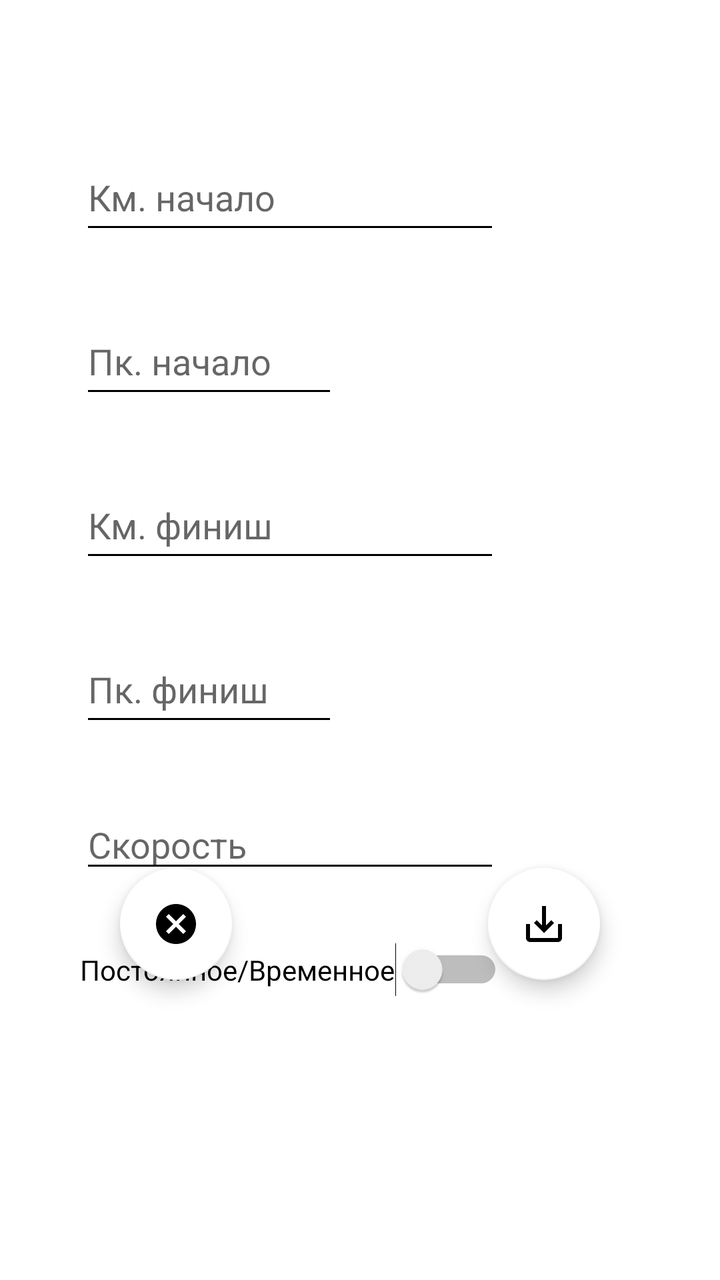
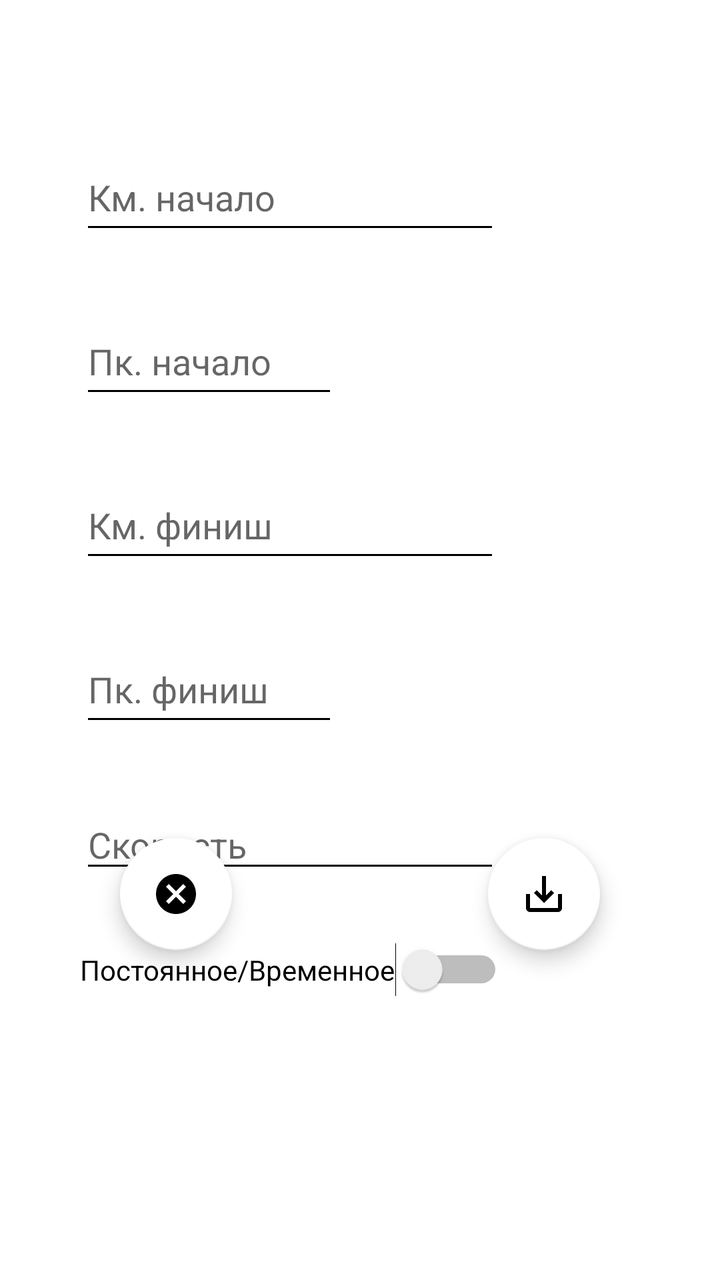

Compare the two renders of this Android layout. The source of the first and the diff that turns it into the second are given below.
<!-- AndroidManifest.xml: application theme Base.Theme.My_Gps_Assistant -->
<!-- res/layout/fragment_add_limitations_chet.xml -->
<?xml version="1.0" encoding="utf-8"?>
<androidx.constraintlayout.widget.ConstraintLayout
    xmlns:android="http://schemas.android.com/apk/res/android"
    xmlns:app="http://schemas.android.com/apk/res-auto"
    xmlns:tools="http://schemas.android.com/tools"
    android:layout_width="match_parent"
    android:layout_height="match_parent"
    android:background="#FFFFFF"
    tools:context=".fragments.chet.limitation.add.AddLimitationsFragmentChet">

    <EditText
        android:id="@+id/ed_start_limitations_chet"
        android:layout_width="0dp"
        android:layout_height="50dp"
        android:layout_marginStart="40dp"
        android:layout_marginTop="72dp"
        android:ems="10"
        android:hint="@string/fragment_add_km_start_limitations_chet"
        android:importantForAutofill="no"
        android:inputType="number"
        android:maxLength="4"
        android:textColor="#000000"
        app:layout_constraintStart_toStartOf="parent"
        app:layout_constraintTop_toTopOf="parent"
        tools:ignore="DuplicateSpeakableTextCheck,TextContrastCheck" />

    <EditText
        android:id="@+id/ed_pk_start_limitations_chet"
        android:layout_width="129dp"
        android:layout_height="50dp"
        android:layout_marginTop="32dp"
        android:ems="10"
        android:hint="@string/fragment_add_pk_start_limitations_chet"
        android:inputType="number"
        android:maxLength="2"
        android:textColor="#000000"
        app:layout_constraintEnd_toEndOf="@+id/ed_start_limitations_chet"
        app:layout_constraintHorizontal_bias="0.0"
        app:layout_constraintStart_toStartOf="@+id/ed_start_limitations_chet"
        app:layout_constraintTop_toBottomOf="@+id/ed_start_limitations_chet"
        tools:ignore="Autofill,HardcodedText,MissingConstraints,TextContrastCheck" />

    <EditText
        android:id="@+id/ed_finish_limitations_chet"
        android:layout_width="0dp"
        android:layout_height="50dp"
        android:layout_marginTop="32dp"
        android:ems="10"
        android:hint="@string/fragment_add_km_finish_limitations_chet"
        android:importantForAutofill="no"
        android:inputType="number"
        android:maxLength="4"
        android:textColor="#000000"
        app:layout_constraintStart_toStartOf="@+id/ed_pk_start_limitations_chet"
        app:layout_constraintTop_toBottomOf="@+id/ed_pk_start_limitations_chet"
        tools:ignore="HardcodedText,TextContrastCheck" />

    <EditText
        android:id="@+id/ed_pk_finish_limitations_chet"
        android:layout_width="129dp"
        android:layout_height="50dp"
        android:layout_marginTop="32dp"
        android:ems="10"
        android:hint="@string/fragment_add_pk_finish_limitations_chet"
        android:inputType="number"
        android:maxLength="2"
        android:textColor="#000000"
        app:layout_constraintStart_toStartOf="@+id/ed_finish_limitations_chet"
        app:layout_constraintTop_toBottomOf="@+id/ed_finish_limitations_chet"
        tools:ignore="Autofill,HardcodedText,MissingConstraints,TextContrastCheck" />

    <com.google.android.material.floatingactionbutton.FloatingActionButton
        android:id="@+id/fb_save_limitations_chet"
        android:layout_width="wrap_content"
        android:layout_height="wrap_content"
        android:layout_marginEnd="60dp"
        android:layout_marginBottom="150dp"
        android:clickable="true"
        android:focusable="true"
        android:src="@drawable/is_save_limitations_chet"
        app:backgroundTint="@color/white"
        app:layout_constraintBottom_toBottomOf="parent"
        app:layout_constraintEnd_toEndOf="parent"
        tools:ignore="ContentDescription,SpeakableTextPresentCheck" />

    <com.google.android.material.floatingactionbutton.FloatingActionButton
        android:id="@+id/fb_cancel_limitations_chet"
        android:layout_width="wrap_content"
        android:layout_height="wrap_content"
        android:layout_marginStart="60dp"
        android:layout_marginBottom="150dp"
        android:clickable="true"
        android:focusable="true"
        android:src="@drawable/is_cancel_limitations_chet"
        app:backgroundTint="@color/white"
        app:layout_constraintBottom_toBottomOf="parent"
        app:layout_constraintStart_toStartOf="parent"
        tools:ignore="ContentDescription,SpeakableTextPresentCheck" />

    <EditText
        android:id="@+id/ed_speed_limitations_chet"
        android:layout_width="wrap_content"
        android:layout_height="wrap_content"
        android:layout_marginTop="32dp"
        android:ems="10"
        android:hint="@string/fragment_add_speed_limitations_chet"
        android:inputType="number"
        android:maxLength="2"
        android:textColor="#000000"
        app:layout_constraintStart_toStartOf="@+id/ed_pk_finish_limitations_chet"
        app:layout_constraintTop_toBottomOf="@+id/ed_pk_finish_limitations_chet"
        tools:ignore="Autofill,TextContrastCheck,TouchTargetSizeCheck" />

    <Switch
        android:id="@+id/limitationSwitchChetAdd"
        android:layout_width="wrap_content"
        android:layout_height="wrap_content"
        android:layout_marginTop="30dp"
        android:text="Постоянное/Временное"
        app:layout_constraintStart_toStartOf="@+id/ed_speed_limitations_chet"
        app:layout_constraintTop_toBottomOf="@+id/ed_speed_limitations_chet"
        tools:ignore="HardcodedText,UseSwitchCompatOrMaterialXml,TouchTargetSizeCheck" />

    <EditText
        android:id="@+id/editLimitationChetSwitchAdd"
        android:visibility="gone"
        android:layout_width="wrap_content"
        android:layout_height="wrap_content"
        android:layout_marginTop="50dp"
        android:ems="10"
        android:inputType="number"
        android:maxLength="2"
        android:textColor="#000000"
        app:layout_constraintStart_toStartOf="@+id/ed_speed_limitations_chet"
        app:layout_constraintTop_toBottomOf="@+id/ed_speed_limitations_chet"
        tools:ignore="Autofill,HardcodedText,TouchTargetSizeCheck" />

</androidx.constraintlayout.widget.ConstraintLayout>
<!-- resources referenced by this layout -->
<resources>
  <color name="white">#FFFFFFFF</color>
  <!-- drawable is_cancel_limitations_chet (drawable) -->
  <vector xmlns:android="http://schemas.android.com/apk/res/android" android:height="24dp" android:tint="#52ED27" android:viewportHeight="24" android:viewportWidth="24" android:width="24dp">
        
      <path android:fillColor="@android:color/white" android:pathData="M12,2C6.47,2 2,6.47 2,12s4.47,10 10,10 10,-4.47 10,-10S17.53,2 12,2zM17,15.59L15.59,17 12,13.41 8.41,17 7,15.59 10.59,12 7,8.41 8.41,7 12,10.59 15.59,7 17,8.41 13.41,12 17,15.59z"/>
      
  </vector>
  <!-- drawable is_save_limitations_chet (drawable) -->
  <vector xmlns:android="http://schemas.android.com/apk/res/android" android:height="24dp" android:tint="#52ED27" android:viewportHeight="24" android:viewportWidth="24" android:width="24dp">
        
      <path android:fillColor="@android:color/white" android:pathData="M19,12v7L5,19v-7L3,12v7c0,1.1 0.9,2 2,2h14c1.1,0 2,-0.9 2,-2v-7h-2zM13,12.67l2.59,-2.58L17,11.5l-5,5 -5,-5 1.41,-1.41L11,12.67L11,3h2z"/>
      
  </vector>
  <string name="fragment_add_km_finish_limitations_chet">Км. финиш</string>
  <string name="fragment_add_km_start_limitations_chet">Км. начало</string>
  <string name="fragment_add_pk_finish_limitations_chet">Пк. финиш</string>
  <string name="fragment_add_pk_start_limitations_chet">Пк. начало</string>
  <string name="fragment_add_speed_limitations_chet">Скорость</string>
  <style name="Base.Theme.My_Gps_Assistant" parent="Theme.MaterialComponents.Light.NoActionBar">
          
          <item name="colorPrimary">@color/black</item>
          <item name="colorPrimaryVariant">@color/lavender</item>
          <item name="colorOnPrimary">@color/white</item>
  
          <item name="colorSecondary">@color/teal_200</item>
          <item name="colorSecondaryVariant">@color/teal_700</item>
          <item name="colorOnSecondary">@color/black</item>
  
          <item name="android:statusBarColor">@color/lavender</item>
  
  
          <item name="android:windowFullscreen">true</item>
  
          <item name="android:textColorPrimary">@color/black</item>
          <item name="android:textColorSecondary">@color/black</item>
          <item name="android:textColorTertiary">@color/black</item>
  
  
  
  
  
  
  
      </style>
  <color name="black">#FF000000</color>
  <color name="lavender">#8692f7</color>
  <color name="teal_200">#D58DD5</color>
  <color name="teal_700">#00C2EF</color>
</resources>

<!-- the commit's change to res/layout/fragment_add_limitations_chet.xml (unified diff, before → after) -->
@@ -74,7 +74,7 @@
         android:layout_width="wrap_content"
         android:layout_height="wrap_content"
         android:layout_marginEnd="60dp"
-        android:layout_marginBottom="150dp"
+        android:layout_marginBottom="165dp"
         android:clickable="true"
         android:focusable="true"
         android:src="@drawable/is_save_limitations_chet"
@@ -88,7 +88,7 @@
         android:layout_width="wrap_content"
         android:layout_height="wrap_content"
         android:layout_marginStart="60dp"
-        android:layout_marginBottom="150dp"
+        android:layout_marginBottom="165dp"
         android:clickable="true"
         android:focusable="true"
         android:src="@drawable/is_cancel_limitations_chet"
